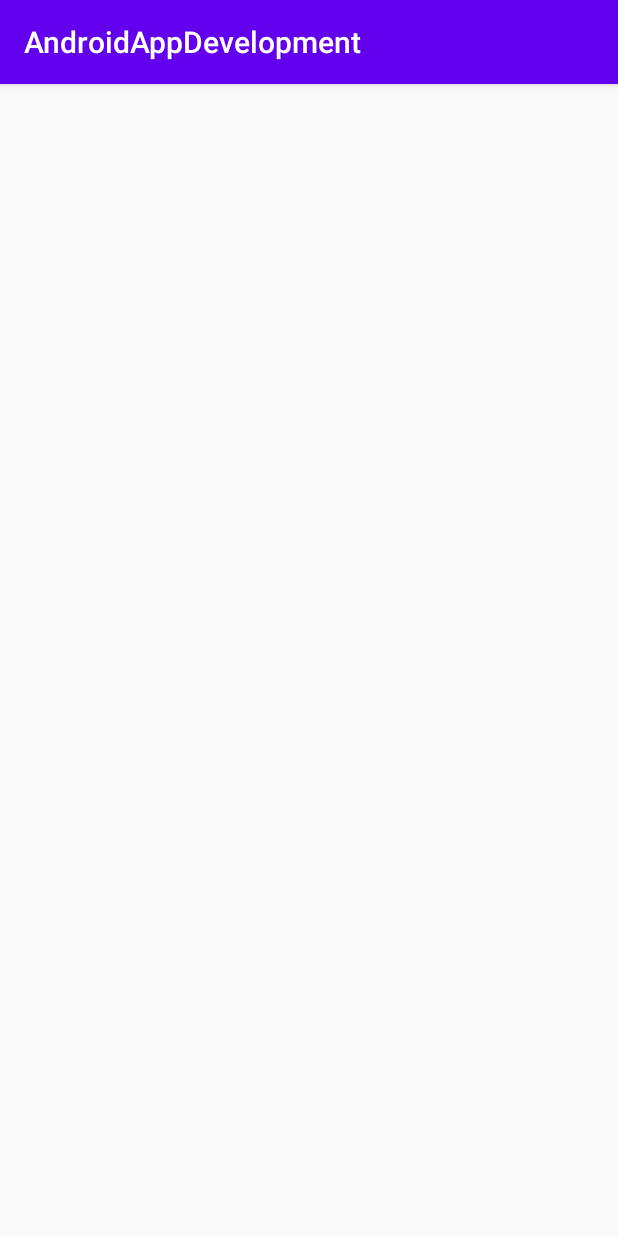
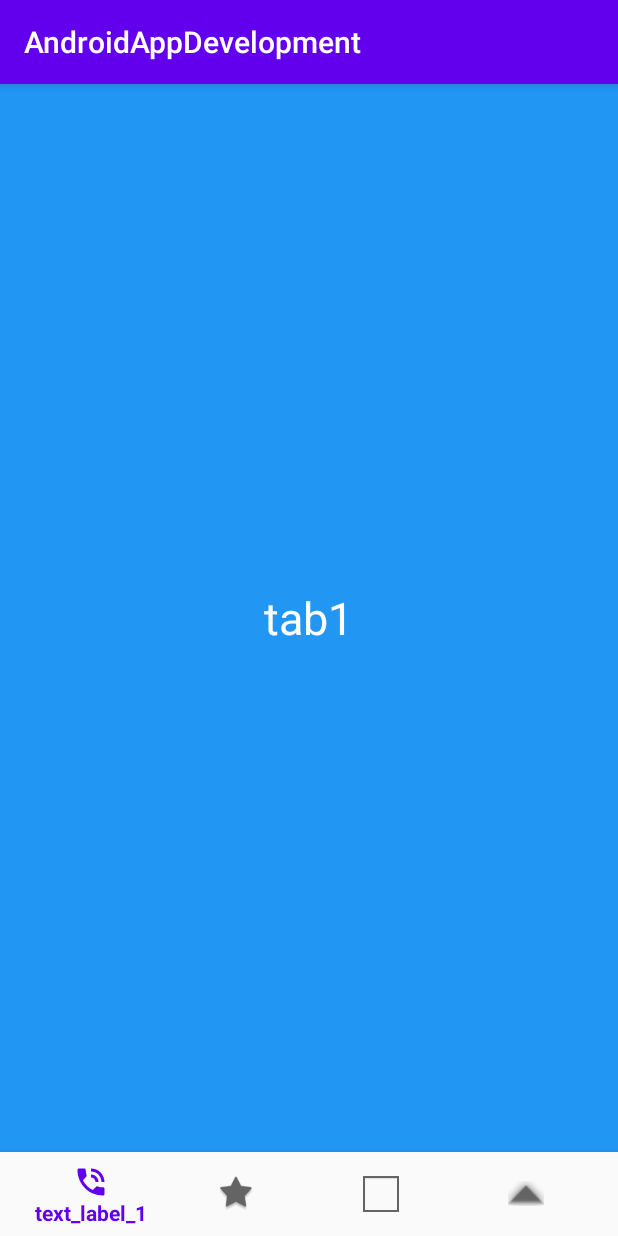
Before and after one commit to Raghuvorkady/Android-App-Development-Specialization, an Android app: the screen it shows after launch (MainActivity), on a phone screen of 412 x 824 dp. Run offline under Robolectric (Android 15) with nearby library versions, the phone set to English and light mode, and no system bars.

Commit message:
Added BottomNavigationView with four tabs to test

```diff
--- a/app/build.gradle
+++ b/app/build.gradle
@@ -26,6 +26,8 @@ dependencies {
     implementation fileTree(dir: "libs", include: ["*.jar"])
     implementation 'androidx.appcompat:appcompat:1.1.0'
     implementation 'androidx.constraintlayout:constraintlayout:1.1.3'
+    implementation 'com.google.android.material:material:1.0.0'
+    implementation 'androidx.legacy:legacy-support-v4:1.0.0'
     testImplementation 'junit:junit:4.12'
     androidTestImplementation 'androidx.test.ext:junit:1.1.1'
     androidTestImplementation 'androidx.test.espresso:espresso-core:3.2.0'
--- a/app/src/main/java/com/projectx/androidappdevelopment/MainActivity.java
+++ b/app/src/main/java/com/projectx/androidappdevelopment/MainActivity.java
@@ -1,8 +1,19 @@
 package com.projectx.androidappdevelopment;
 
+import androidx.annotation.NonNull;
 import androidx.appcompat.app.AppCompatActivity;
+import androidx.fragment.app.Fragment;
+import androidx.fragment.app.FragmentManager;
+import androidx.fragment.app.FragmentPagerAdapter;
+import androidx.viewpager.widget.PagerAdapter;
+import androidx.viewpager.widget.ViewPager;
 
 import android.os.Bundle;
+import android.view.MenuItem;
+import android.widget.FrameLayout;
+import android.widget.Toast;
+
+import com.google.android.material.bottomnavigation.BottomNavigationView;
 
 public class MainActivity extends AppCompatActivity {
 
@@ -10,5 +21,61 @@ public class MainActivity extends AppCompatActivity {
     protected void onCreate(Bundle savedInstanceState) {
         super.onCreate(savedInstanceState);
         setContentView(R.layout.activity_main);
+
+        BottomNavigationView bottomNavigationView = (BottomNavigationView) findViewById(R.id.bottom_navigation);
+        bottomNavigationView.setOnNavigationItemSelectedListener(navListener);
+
+        getSupportFragmentManager().beginTransaction().replace(R.id.fragment_container,
+                new tab1()).commit();
     }
+    private BottomNavigationView.OnNavigationItemSelectedListener navListener =
+            new BottomNavigationView.OnNavigationItemSelectedListener() {
+                @Override
+                public boolean onNavigationItemSelected(@NonNull MenuItem menuItem) {
+                    Fragment selectedFragment = null;
+                    switch (menuItem.getItemId()){
+                        case R.id.page_1:selectedFragment = new tab1();
+                            break;
+                        case R.id.page_2: selectedFragment = new tab2();
+                            break;
+                        case R.id.page_3:selectedFragment = new tab3();
+                            break;
+                        case R.id.page_4:selectedFragment = new tab4();
+                            break;
+                    }
+                    getSupportFragmentManager().beginTransaction().replace(R.id.fragment_container,
+                            selectedFragment).commit();
+                    return true;
+                }
+            };
+
+   /* @Override
+    protected void onStart() {
+        super.onStart();
+    }
+
+    @Override
+    protected void onResume() {
+        super.onResume();
+    }
+
+    @Override
+    protected void onRestart() {
+        super.onRestart();
+    }
+
+    @Override
+    protected void onPause() {
+        super.onPause();
+    }
+
+    @Override
+    protected void onStop() {
+        super.onStop();
+    }
+
+    @Override
+    protected void onDestroy() {
+        super.onDestroy();
+    }*/
 }
--- /dev/null
+++ b/app/src/main/java/com/projectx/androidappdevelopment/tab1.java
@@ -0,0 +1,64 @@
+package com.projectx.androidappdevelopment;
+
+import android.os.Bundle;
+
+import androidx.fragment.app.Fragment;
+
+import android.view.LayoutInflater;
+import android.view.View;
+import android.view.ViewGroup;
+
+/**
+ * A simple {@link Fragment} subclass.
+ * Use the {@link tab1#newInstance} factory method to
+ * create an instance of this fragment.
+ */
+public class tab1 extends Fragment {
+
+    // TODO: Rename parameter arguments, choose names that match
+    // the fragment initialization parameters, e.g. ARG_ITEM_NUMBER
+    private static final String ARG_PARAM1 = "param1";
+    private static final String ARG_PARAM2 = "param2";
+
+    // TODO: Rename and change types of parameters
+    private String mParam1;
+    private String mParam2;
+
+    public tab1() {
+        // Required empty public constructor
+    }
+
+    /**
+     * Use this factory method to create a new instance of
+     * this fragment using the provided parameters.
+     *
+     * @param param1 Parameter 1.
+     * @param param2 Parameter 2.
+     * @return A new instance of fragment tab1.
+     */
+    // TODO: Rename and change types and number of parameters
+    public static tab1 newInstance(String param1, String param2) {
+        tab1 fragment = new tab1();
+        Bundle args = new Bundle();
+        args.putString(ARG_PARAM1, param1);
+        args.putString(ARG_PARAM2, param2);
+        fragment.setArguments(args);
+        return fragment;
+    }
+
+    @Override
+    public void onCreate(Bundle savedInstanceState) {
+        super.onCreate(savedInstanceState);
+        if (getArguments() != null) {
+            mParam1 = getArguments().getString(ARG_PARAM1);
+            mParam2 = getArguments().getString(ARG_PARAM2);
+        }
+    }
+
+    @Override
+    public View onCreateView(LayoutInflater inflater, ViewGroup container,
+                             Bundle savedInstanceState) {
+        // Inflate the layout for this fragment
+        return inflater.inflate(R.layout.fragment_tab1, container, false);
+    }
+}
--- a/app/src/main/res/layout/activity_main.xml
+++ b/app/src/main/res/layout/activity_main.xml
@@ -5,5 +5,20 @@
     android:layout_width="match_parent"
     android:layout_height="match_parent"
     tools:context=".MainActivity">
+    <!--Add a feature called scroll hide-->
 
+    <FrameLayout
+        android:id="@+id/fragment_container"
+        android:layout_width="match_parent"
+        android:layout_height="match_parent"
+        android:layout_above="@id/bottom_navigation">
+
+    </FrameLayout>
+    <com.google.android.material.bottomnavigation.BottomNavigationView
+        android:id="@+id/bottom_navigation"
+        android:layout_width="match_parent"
+        android:layout_height="wrap_content"
+        android:layout_alignParentBottom="true"
+        app:menu="@menu/bottom_navigation_menu"
+        android:background="?android:attr/windowBackground"/>
 </RelativeLayout>
--- /dev/null
+++ b/app/src/main/res/layout/fragment_tab1.xml
@@ -0,0 +1,19 @@
+<?xml version="1.0" encoding="utf-8"?>
+<RelativeLayout xmlns:android="http://schemas.android.com/apk/res/android"
+    xmlns:tools="http://schemas.android.com/tools"
+    android:layout_width="match_parent"
+    android:layout_height="match_parent"
+    android:background="#2196F3"
+    tools:context=".tab1">
+
+    <!-- TODO: Update blank fragment layout -->
+    <TextView
+        android:layout_width="wrap_content"
+        android:layout_height="wrap_content"
+        android:layout_centerInParent="true"
+        android:text="tab1"
+        android:textColor="@android:color/white"
+        android:textSize="30sp" />
+
+
+</RelativeLayout>
--- /dev/null
+++ b/app/src/main/res/menu/bottom_navigation_menu.xml
@@ -0,0 +1,24 @@
+<?xml version="1.0" encoding="utf-8"?>
+<menu xmlns:android="http://schemas.android.com/apk/res/android"
+    xmlns:app="http://schemas.android.com/apk/res-auto">
+    <item
+        android:id="@+id/page_1"
+        android:enabled="true"
+        android:icon="@android:drawable/stat_sys_speakerphone"
+        android:title="text_label_1"/>
+    <item
+        android:id="@+id/page_2"
+        android:enabled="true"
+        android:icon="@android:drawable/star_big_on"
+        android:title="text_label_2"/>
+    <item
+        android:id="@+id/page_3"
+        android:enabled="true"
+        android:icon="@android:drawable/gallery_thumb"
+        android:title="text_label_1"/>
+    <item
+        android:id="@+id/page_4"
+        android:enabled="true"
+        android:icon="@android:drawable/arrow_up_float"
+        android:title="text_label_2"/>
+</menu>
--- a/app/src/main/res/values/strings.xml
+++ b/app/src/main/res/values/strings.xml
@@ -1,3 +1,5 @@
 <resources>
     <string name="app_name">AndroidAppDevelopment</string>
+    <!-- TODO: Remove or change this placeholder text -->
+    <string name="hello_blank_fragment">Hello blank fragment</string>
 </resources>
```
Also changed, not shown: app/src/main/java/com/projectx/androidappdevelopment/tab2.java (added, +64 -0 lines), app/src/main/java/com/projectx/androidappdevelopment/tab3.java (added, +64 -0 lines), app/src/main/java/com/projectx/androidappdevelopment/tab4.java (added, +64 -0 lines), app/src/main/res/layout/fragment_tab2.xml (added, +19 -0 lines), app/src/main/res/layout/fragment_tab3.xml (added, +18 -0 lines), app/src/main/res/layout/fragment_tab4.xml (added, +18 -0 lines).
